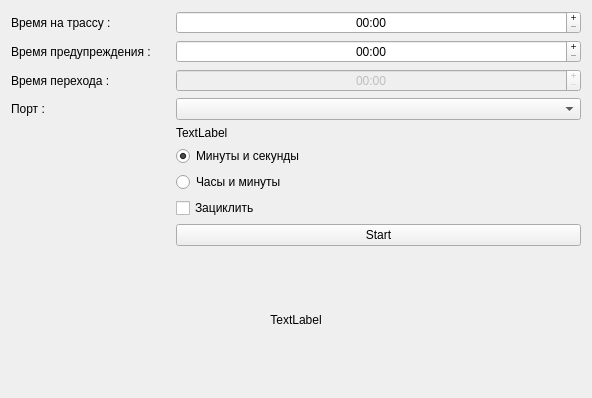
Old version of the form BoulderingTimer/mainwindow.ui in the repository Lezh1k/P10Panel.
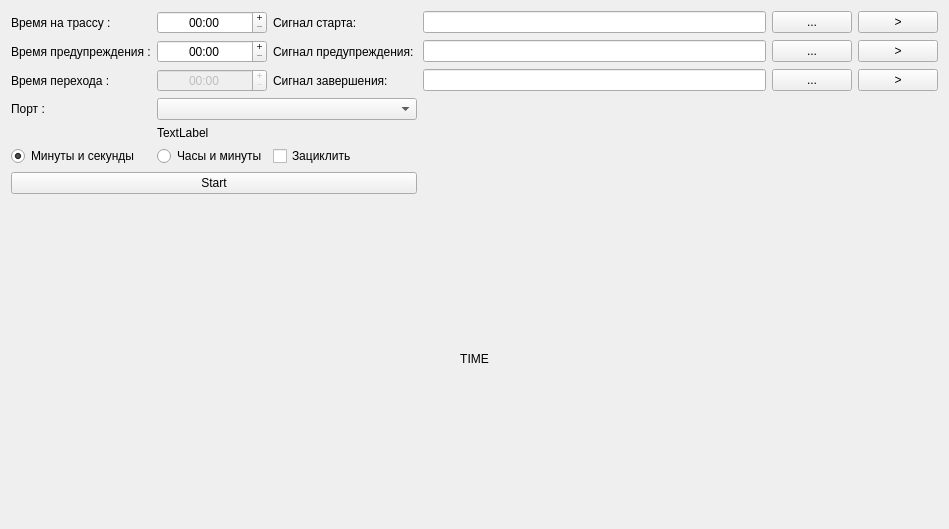
New version of the form.

```diff
--- a/BoulderingTimer/mainwindow.ui
+++ b/BoulderingTimer/mainwindow.ui
@@ -6,8 +6,8 @@
    <rect>
     <x>0</x>
     <y>0</y>
-    <width>592</width>
-    <height>398</height>
+    <width>949</width>
+    <height>529</height>
    </rect>
   </property>
   <property name="windowTitle">
@@ -16,19 +16,7 @@
   <widget class="QWidget" name="centralWidget">
    <layout class="QVBoxLayout" name="verticalLayout">
     <item>
-     <layout class="QGridLayout" name="gridLayout_2" rowstretch="0,8">
-      <item row="0" column="0">
-       <layout class="QGridLayout" name="gridLayout" columnstretch="0,5" columnminimumwidth="0,0">
-        <item row="8" column="1">
-         <widget class="QRadioButton" name="m_rb_hr_min">
-          <property name="text">
-           <string>Часы и минуты</string>
-          </property>
-          <property name="checked">
-           <bool>false</bool>
-          </property>
-         </widget>
-        </item>
+     <layout class="QGridLayout" name="gridLayout" rowstretch="0,0,0,0,0,0,0,0,0,10" columnstretch="0,0,0,3,0,0">
         <item row="0" column="0">
          <widget class="QLabel" name="m_lbl_full_time">
           <property name="text">
@@ -52,6 +40,34 @@
           </property>
          </widget>
         </item>
+      <item row="0" column="2">
+       <widget class="QLabel" name="m_lbl_start_sound">
+        <property name="text">
+         <string>Сигнал старта: </string>
+        </property>
+       </widget>
+      </item>
+      <item row="0" column="3">
+       <widget class="QLineEdit" name="m_le_start_sound_path">
+        <property name="readOnly">
+         <bool>true</bool>
+        </property>
+       </widget>
+      </item>
+      <item row="0" column="4">
+       <widget class="QPushButton" name="m_btn_dlg_start_sound">
+        <property name="text">
+         <string>...</string>
+        </property>
+       </widget>
+      </item>
+      <item row="0" column="5">
+       <widget class="QPushButton" name="m_btn_play_start_sound">
+        <property name="text">
+         <string>&gt;</string>
+        </property>
+       </widget>
+      </item>
         <item row="1" column="0">
          <widget class="QLabel" name="m_lbl_ring_time">
           <property name="text">
@@ -75,6 +91,34 @@
           </property>
          </widget>
         </item>
+      <item row="1" column="2">
+       <widget class="QLabel" name="m_lbl_warning_sound">
+        <property name="text">
+         <string>Сигнал предупреждения: </string>
+        </property>
+       </widget>
+      </item>
+      <item row="1" column="3">
+       <widget class="QLineEdit" name="m_le_warning_sound_path">
+        <property name="readOnly">
+         <bool>true</bool>
+        </property>
+       </widget>
+      </item>
+      <item row="1" column="4">
+       <widget class="QPushButton" name="m_btn_dlg_warning_sound">
+        <property name="text">
+         <string>...</string>
+        </property>
+       </widget>
+      </item>
+      <item row="1" column="5">
+       <widget class="QPushButton" name="m_btn_play_warning_sound">
+        <property name="text">
+         <string>&gt;</string>
+        </property>
+       </widget>
+      </item>
         <item row="2" column="0">
          <widget class="QLabel" name="m_lbl_rotate_time">
           <property name="text">
@@ -101,63 +145,52 @@
           </property>
          </widget>
         </item>
-        <item row="5" column="0">
+      <item row="2" column="2">
+       <widget class="QLabel" name="m_lbl_stop_sound">
+        <property name="text">
+         <string>Сигнал завершения: </string>
+        </property>
+       </widget>
+      </item>
+      <item row="2" column="3">
+       <widget class="QLineEdit" name="m_le_stop_sound_path">
+        <property name="readOnly">
+         <bool>true</bool>
+        </property>
+       </widget>
+      </item>
+      <item row="2" column="4">
+       <widget class="QPushButton" name="m_btn_dlg_stop_sound">
+        <property name="text">
+         <string>...</string>
+        </property>
+       </widget>
+      </item>
+      <item row="2" column="5">
+       <widget class="QPushButton" name="m_btn_play_stop_sound">
+        <property name="text">
+         <string>&gt;</string>
+        </property>
+       </widget>
+      </item>
+      <item row="3" column="0">
          <widget class="QLabel" name="m_lbl_serial_port">
           <property name="text">
            <string>Порт :</string>
           </property>
          </widget>
         </item>
-        <item row="5" column="1">
-         <widget class="QComboBox" name="m_cb_serial_port"/>
-        </item>
         <item row="6" column="1">
-         <widget class="QLabel" name="m_lbl_error">
+       <widget class="QRadioButton" name="m_rb_hr_min">
           <property name="text">
-           <string>TextLabel</string>
-          </property>
-         </widget>
-        </item>
-        <item row="9" column="0">
-         <spacer name="horizontalSpacer">
-          <property name="orientation">
-           <enum>Qt::Horizontal</enum>
-          </property>
-          <property name="sizeHint" stdset="0">
-           <size>
-            <width>159</width>
-            <height>13</height>
-           </size>
-          </property>
-         </spacer>
-        </item>
-        <item row="9" column="1">
-         <widget class="QCheckBox" name="m_chk_loop">
-          <property name="text">
-           <string>Зациклить</string>
-          </property>
-         </widget>
-        </item>
-        <item row="10" column="1">
-         <widget class="QPushButton" name="m_btn_start_stop">
-          <property name="text">
-           <string>Start</string>
-          </property>
-         </widget>
-        </item>
-        <item row="7" column="1">
-         <widget class="QRadioButton" name="m_rb_min_sec">
-          <property name="text">
-           <string>Минуты и секунды</string>
+         <string>Часы и минуты</string>
           </property>
           <property name="checked">
-           <bool>true</bool>
+         <bool>false</bool>
           </property>
          </widget>
         </item>
-       </layout>
-      </item>
-      <item row="1" column="0">
+      <item row="9" column="0" colspan="6">
        <widget class="QLabel" name="m_lbl_current_time">
         <property name="sizePolicy">
          <sizepolicy hsizetype="Ignored" vsizetype="Ignored">
@@ -172,7 +205,7 @@
          </size>
         </property>
         <property name="text">
-         <string>TextLabel</string>
+         <string>TIME</string>
         </property>
         <property name="textFormat">
          <enum>Qt::PlainText</enum>
@@ -182,6 +215,40 @@
         </property>
        </widget>
       </item>
+      <item row="6" column="0">
+       <widget class="QRadioButton" name="m_rb_min_sec">
+        <property name="text">
+         <string>Минуты и секунды</string>
+        </property>
+        <property name="checked">
+         <bool>true</bool>
+        </property>
+       </widget>
+      </item>
+      <item row="6" column="2">
+       <widget class="QCheckBox" name="m_chk_loop">
+        <property name="text">
+         <string>Зациклить</string>
+        </property>
+       </widget>
+      </item>
+      <item row="8" column="0" colspan="3">
+       <widget class="QPushButton" name="m_btn_start_stop">
+        <property name="text">
+         <string>Start</string>
+        </property>
+       </widget>
+      </item>
+      <item row="3" column="1" colspan="2">
+       <widget class="QComboBox" name="m_cb_serial_port"/>
+      </item>
+      <item row="4" column="1" colspan="2">
+       <widget class="QLabel" name="m_lbl_error">
+        <property name="text">
+         <string>TextLabel</string>
+        </property>
+       </widget>
+      </item>
      </layout>
     </item>
    </layout>
```
Lines whose indentation alone changed are shown as unchanged.
